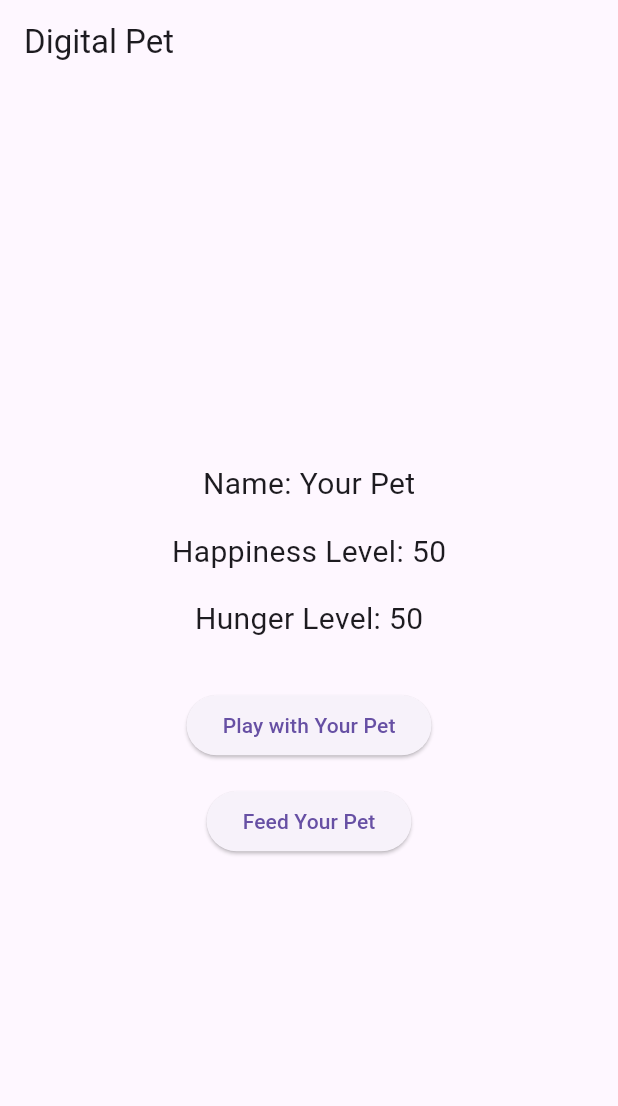
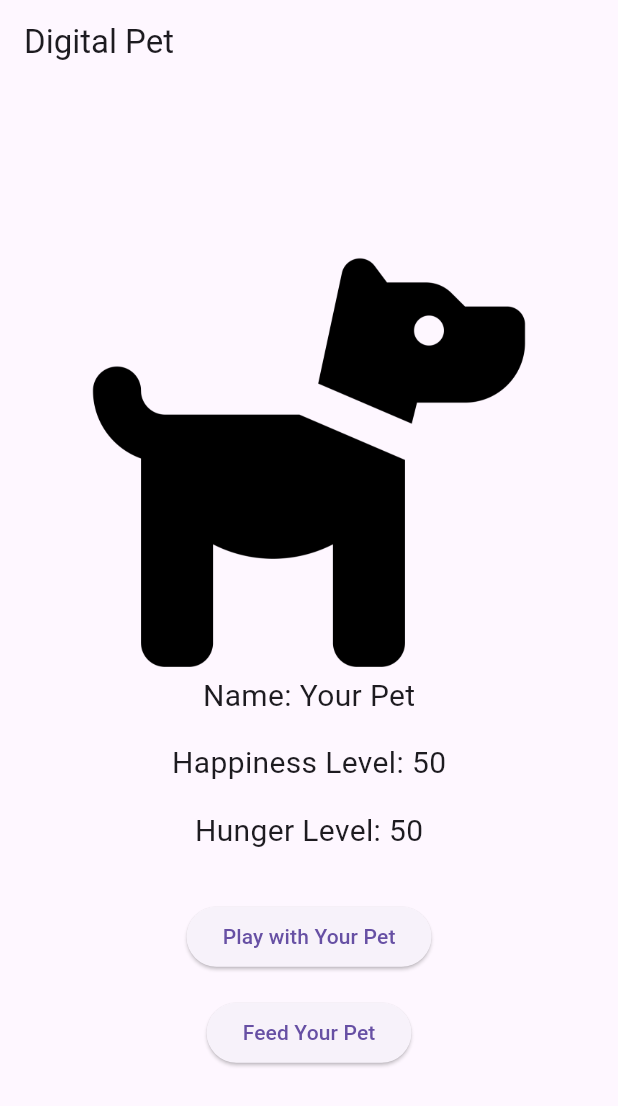
Before and after one commit to Nathan2055/csc4360-activity05-digital_pet_app, a Flutter app: the screen it shows after launch, on a phone screen of 412 x 824 dp. Shown: the top 1106 px of the screen. Run offline on Flutter 3.47's test engine with Material 3 defaults, Android fonts, the phone set to English and light mode, and no system bars.

Commit message:
Add image to app

```diff
--- a/lib/main-initial.dart
+++ b/lib/main.dart
@@ -46,6 +46,20 @@ class _DigitalPetAppState extends State<DigitalPetApp> {
     });
   }
 
+  Image getIcon(int value) {
+    double iconWidth = 300.0; // update icon width globally here
+
+    if (value > 70) {
+      return Image.asset('images/dog-icon-green.png', width: iconWidth);
+    } else if (value >= 50) {
+      return Image.asset('images/dog-icon-yellow.png', width: iconWidth);
+    } else if (value >= 1) {
+      return Image.asset('images/dog-icon-red.png', width: iconWidth);
+    } else {
+      return Image.asset('images/dog-icon-black.png', width: iconWidth);
+    }
+  }
+
   @override
   Widget build(BuildContext context) {
     return Scaffold(
@@ -54,6 +68,7 @@ class _DigitalPetAppState extends State<DigitalPetApp> {
         child: Column(
           mainAxisAlignment: MainAxisAlignment.center,
           children: <Widget>[
+            getIcon(-5),
             Text('Name: $petName', style: TextStyle(fontSize: 20.0)),
             SizedBox(height: 16.0),
             Text(
```
Also changed, not shown: lib/main-previous.dart (deleted, +0 -120 lines).
